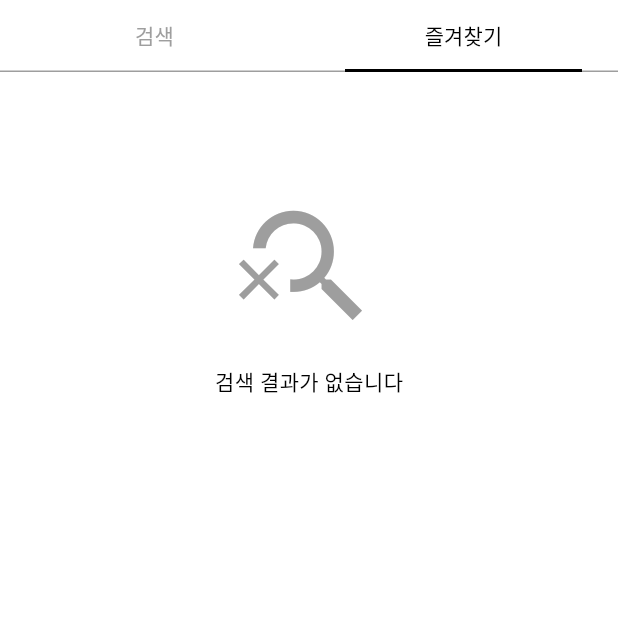
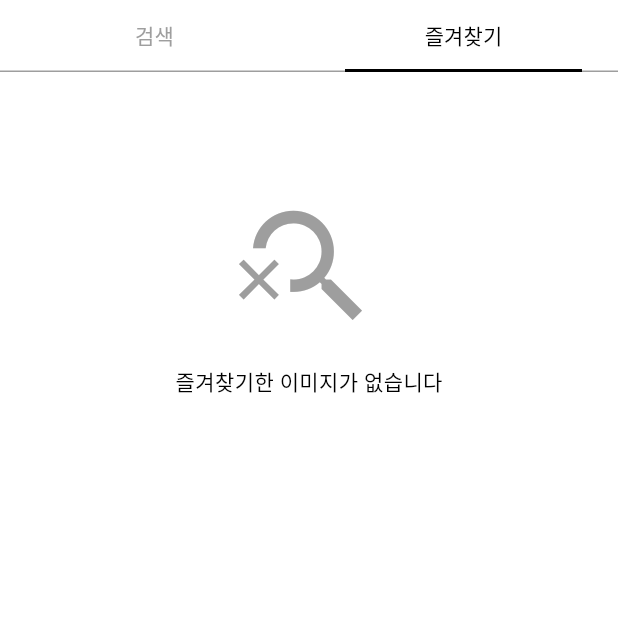
Before and after one commit to ganghee/image_search, a Flutter app: the screen it shows after launch, tab 2 chosen, on a phone screen of 412 x 824 dp, the top half of it. Run offline on Flutter 3.47's test engine with Material 3 defaults, Android fonts, the phone set to English and light mode, and no system bars; our stand-ins replace dio, flutter_bloc, get_it, retrofit, sqflite; accounts and stored records are empty; generated files the repository leaves out were written again.

Commit message:
💄 즐겨찾기 empty message 수정

```diff
--- a/lib/favorite_page.dart
+++ b/lib/favorite_page.dart
@@ -1,17 +1,19 @@
 part of 'main.dart';
 
-class _FavoritePage extends StatefulWidget {
+class _FavoritePage extends StatelessWidget {
   const _FavoritePage();
 
   @override
-  State<_FavoritePage> createState() => _FavoritePageState();
-}
-
-class _FavoritePageState extends State<_FavoritePage> {
-  @override
   Widget build(BuildContext context) {
-    return _ImageListView(
-      images: [],
+    return Flex(
+      direction: Axis.vertical,
+      children: [
+        _ImageListView(
+          images:
+              context.select((SearchBloc bloc) => bloc.state.favoriteImages),
+          emptyMessage: '즐겨찾기한 이미지가 없습니다',
+        ),
+      ],
     );
   }
 }
--- a/lib/image_list_view.dart
+++ b/lib/image_list_view.dart
@@ -3,10 +3,12 @@ part of 'main.dart';
 class _ImageListView extends StatefulWidget {
   final List<ImageVo> images;
   final FocusNode? focusNode;
+  final String? emptyMessage;
 
   const _ImageListView({
     required this.images,
     this.focusNode,
+    this.emptyMessage,
   });
 
   @override
@@ -35,7 +37,7 @@ class _ImageListViewState extends State<_ImageListView> {
     return widget.images.isEmpty
         ? iconMessageView(
             icon: Icons.search_off,
-            message: '검색 결과가 없습니다',
+            message: widget.emptyMessage ?? '검색 결과가 없습니다',
             topMargin: 80,
           )
         : Expanded(
@@ -58,6 +60,7 @@ class _ImageListViewState extends State<_ImageListView> {
 
   Widget _imageItemView({required ImageVo imageVo}) {
     return GestureDetector(
+      key: ValueKey(imageVo.imageId),
       onTap: () {
         _unFocusTextField();
         Navigator.of(context).push(
```
